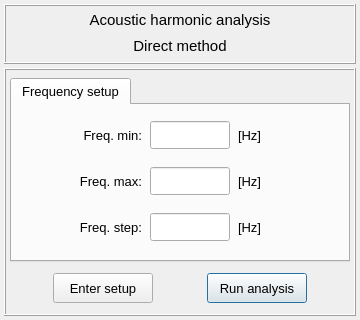
The window that pulse/interface/data/ui_files/analysis/acoustic/harmonic_analysis_direct_method.ui (open-pulse/OpenPulse) describes before a commit, drawn with Qt 5.
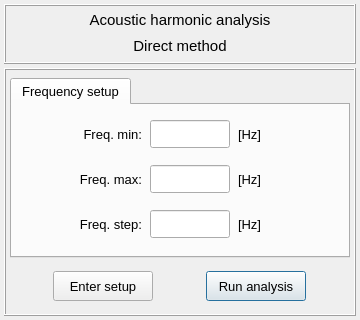
The same window after the commit. Icons and pictures are not drawn.

```diff
--- a/pulse/interface/data/ui_files/analysis/acoustic/harmonic_analysis_direct_method.ui
+++ b/pulse/interface/data/ui_files/analysis/acoustic/harmonic_analysis_direct_method.ui
@@ -544,13 +544,13 @@
         <property name="minimumSize">
          <size>
           <width>0</width>
-          <height>44</height>
+          <height>48</height>
          </size>
         </property>
         <property name="maximumSize">
          <size>
           <width>16777215</width>
-          <height>44</height>
+          <height>48</height>
          </size>
         </property>
         <property name="frameShape">
@@ -578,33 +578,7 @@
          <property name="verticalSpacing">
           <number>2</number>
          </property>
-         <item row="0" column="0">
-          <spacer name="horizontalSpacer_3">
-           <property name="orientation">
-            <enum>Qt::Horizontal</enum>
-           </property>
-           <property name="sizeHint" stdset="0">
-            <size>
-             <width>40</width>
-             <height>20</height>
-            </size>
-           </property>
-          </spacer>
-         </item>
-         <item row="0" column="2">
-          <spacer name="horizontalSpacer_4">
-           <property name="orientation">
-            <enum>Qt::Horizontal</enum>
-           </property>
-           <property name="sizeHint" stdset="0">
-            <size>
-             <width>40</width>
-             <height>20</height>
-            </size>
-           </property>
-          </spacer>
-         </item>
-         <item row="0" column="3">
+         <item row="0" column="1">
           <widget class="QPushButton" name="run_analysis_button">
            <property name="minimumSize">
             <size>
@@ -635,7 +609,7 @@
            </property>
           </widget>
          </item>
-         <item row="0" column="1">
+         <item row="0" column="0">
           <widget class="QPushButton" name="enter_setup_button">
            <property name="minimumSize">
             <size>
@@ -666,19 +640,6 @@
            </property>
           </widget>
          </item>
-         <item row="0" column="4">
-          <spacer name="horizontalSpacer_5">
-           <property name="orientation">
-            <enum>Qt::Horizontal</enum>
-           </property>
-           <property name="sizeHint" stdset="0">
-            <size>
-             <width>40</width>
-             <height>20</height>
-            </size>
-           </property>
-          </spacer>
-         </item>
         </layout>
        </widget>
       </item>
```
